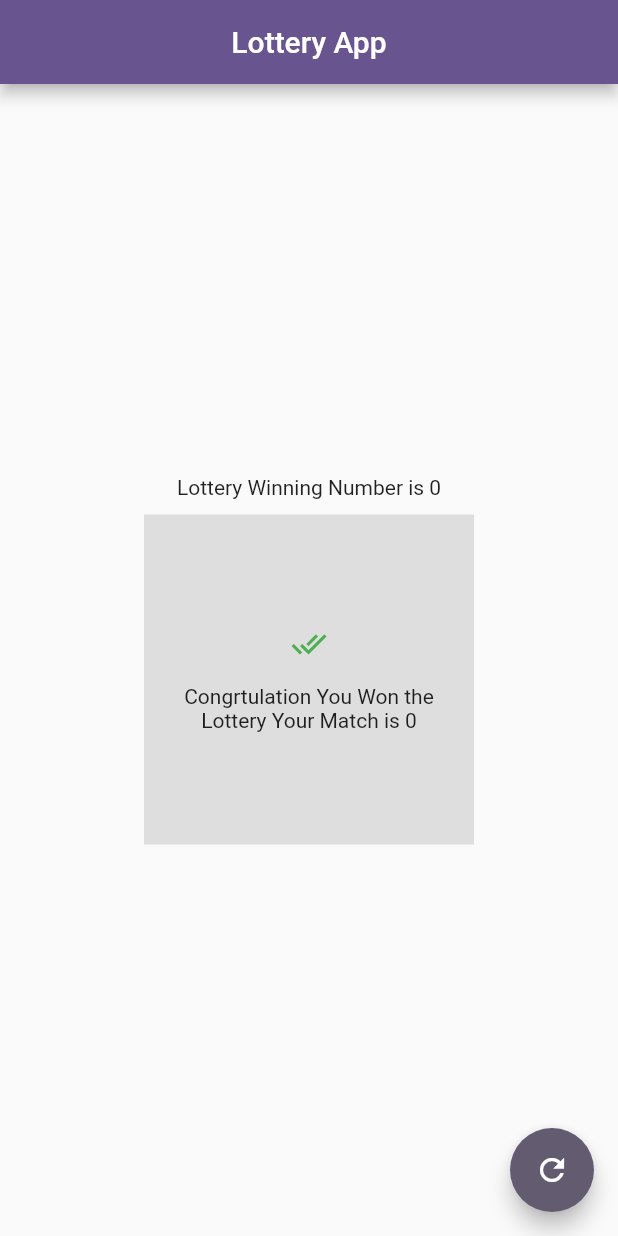
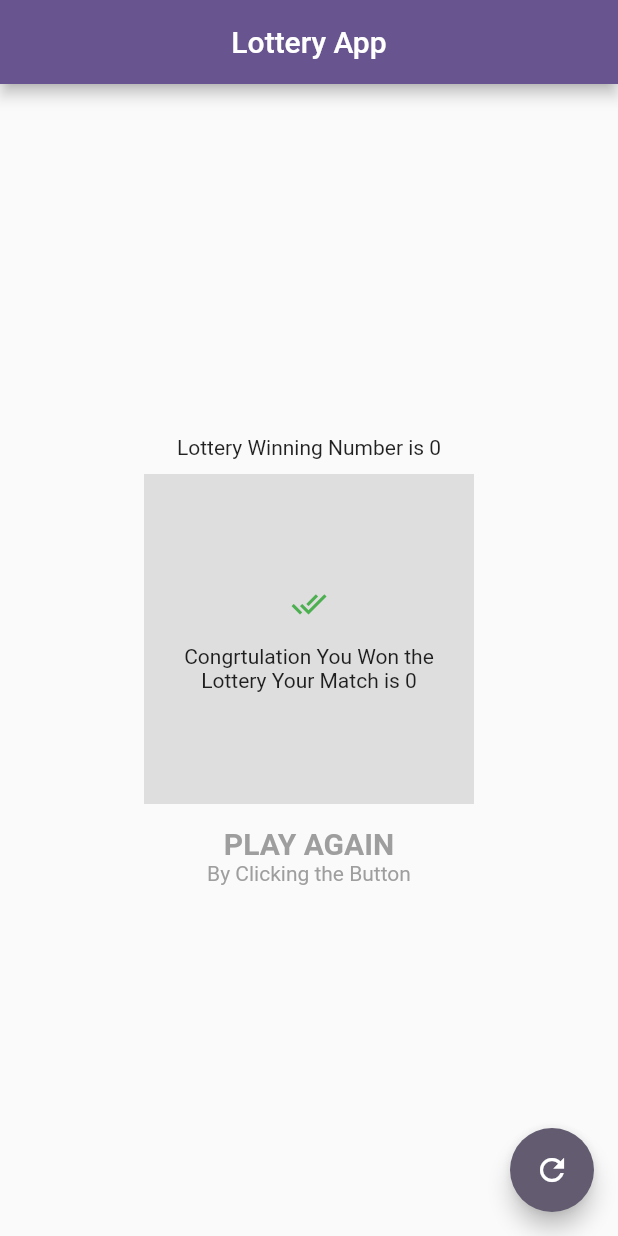
Before and after one commit to AqibKhan61/Lottery_App, a Flutter app: the screen it shows after launch, on a phone screen of 412 x 824 dp. Run offline on Flutter 3.47's test engine with Material 2 defaults, Android fonts, the phone set to English and light mode, and no system bars.

Commit message:
Added Changes

```diff
--- a/lib/homepage.dart
+++ b/lib/homepage.dart
@@ -27,7 +27,9 @@ class _HomePageState extends State<HomePage> {
             const SizedBox(
               height: 10,
             ),
-            x == y ?  Container(
+            x == y ?  Column(
+              children: [
+                Container(
                   height: 220,
                   width: 220,
                   decoration: BoxDecoration(color: Colors.grey.withOpacity(0.3)),
@@ -53,6 +55,11 @@ class _HomePageState extends State<HomePage> {
                       ],
                     ),
                   ),
+                ),
+                const SizedBox(height: 15,),
+                const Text('PLAY AGAIN',style: TextStyle(color: Colors.grey,fontSize: 20,fontWeight: FontWeight.bold),),
+                const Text('By Clicking the Button',style: TextStyle(color: Colors.grey),)
+              ],
             )
             :
             Container(
@@ -75,7 +82,7 @@ class _HomePageState extends State<HomePage> {
                       height: 15,
                     ),
                     Text(
-                      'Better Luck Next Time your number is ${x} Try Again',
+                      'Better Luck Next Time your number is $x Try Again',
                       textAlign: TextAlign.center,
                     )
                   ],
```
Lines whose indentation alone changed are shown as unchanged.
